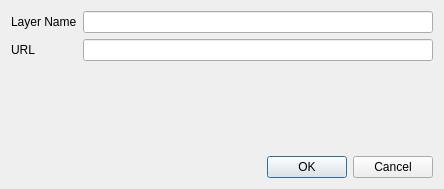
First picture: the form in src/front/addFluxData.ui, repository ENSG-TSI24/cute-gis, before the edit.
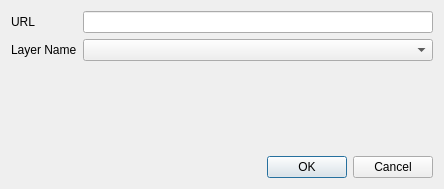
Second picture: the form after the edit.

The edit to the form file:
```diff
--- a/src/front/addFluxData.ui
+++ b/src/front/addFluxData.ui
@@ -14,37 +14,14 @@
    <string>Dialog</string>
   </property>
   <layout class="QGridLayout" name="gridLayout">
-   <item row="3" column="1">
-    <widget class="QDialogButtonBox" name="buttonBox">
-     <property name="orientation">
-      <enum>Qt::Horizontal</enum>
-     </property>
-     <property name="standardButtons">
-      <set>QDialogButtonBox::Cancel|QDialogButtonBox::Ok</set>
-     </property>
-    </widget>
-   </item>
    <item row="0" column="0">
-    <widget class="QLabel" name="label_Name">
-     <property name="text">
-      <string>Layer Name</string>
-     </property>
-    </widget>
-   </item>
-   <item row="1" column="1">
-    <widget class="QLineEdit" name="lineEdit_URL"/>
-   </item>
-   <item row="1" column="0">
     <widget class="QLabel" name="label_URL">
      <property name="text">
       <string>URL</string>
      </property>
     </widget>
    </item>
-   <item row="0" column="1">
-    <widget class="QLineEdit" name="lineEdit_Name"/>
-   </item>
-   <item row="2" column="0" colspan="2">
+   <item row="3" column="0" colspan="3">
     <spacer name="verticalSpacer">
      <property name="orientation">
       <enum>Qt::Vertical</enum>
@@ -57,6 +34,29 @@
      </property>
     </spacer>
    </item>
+   <item row="4" column="2">
+    <widget class="QDialogButtonBox" name="buttonBox">
+     <property name="orientation">
+      <enum>Qt::Horizontal</enum>
+     </property>
+     <property name="standardButtons">
+      <set>QDialogButtonBox::Cancel|QDialogButtonBox::Ok</set>
+     </property>
+    </widget>
+   </item>
+   <item row="1" column="0">
+    <widget class="QLabel" name="label_Name">
+     <property name="text">
+      <string>Layer Name</string>
+     </property>
+    </widget>
+   </item>
+   <item row="1" column="1" colspan="2">
+    <widget class="QComboBox" name="comboBox"/>
+   </item>
+   <item row="0" column="1" colspan="2">
+    <widget class="QLineEdit" name="lineEdit_Name"/>
+   </item>
   </layout>
  </widget>
  <resources/>
```
